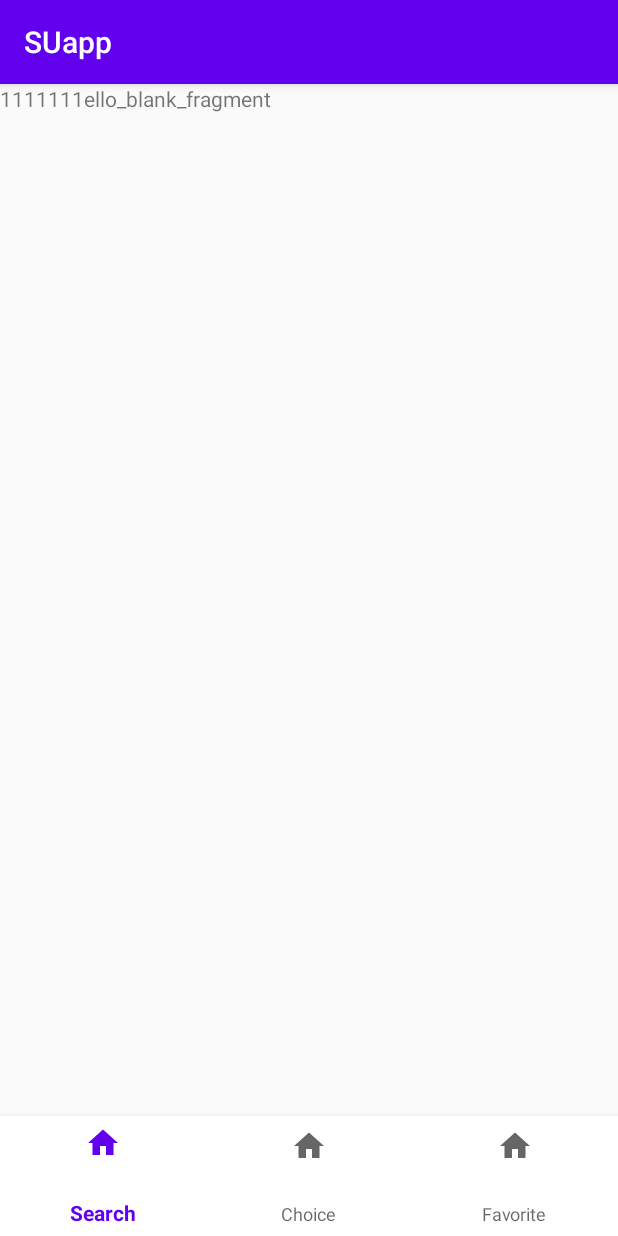
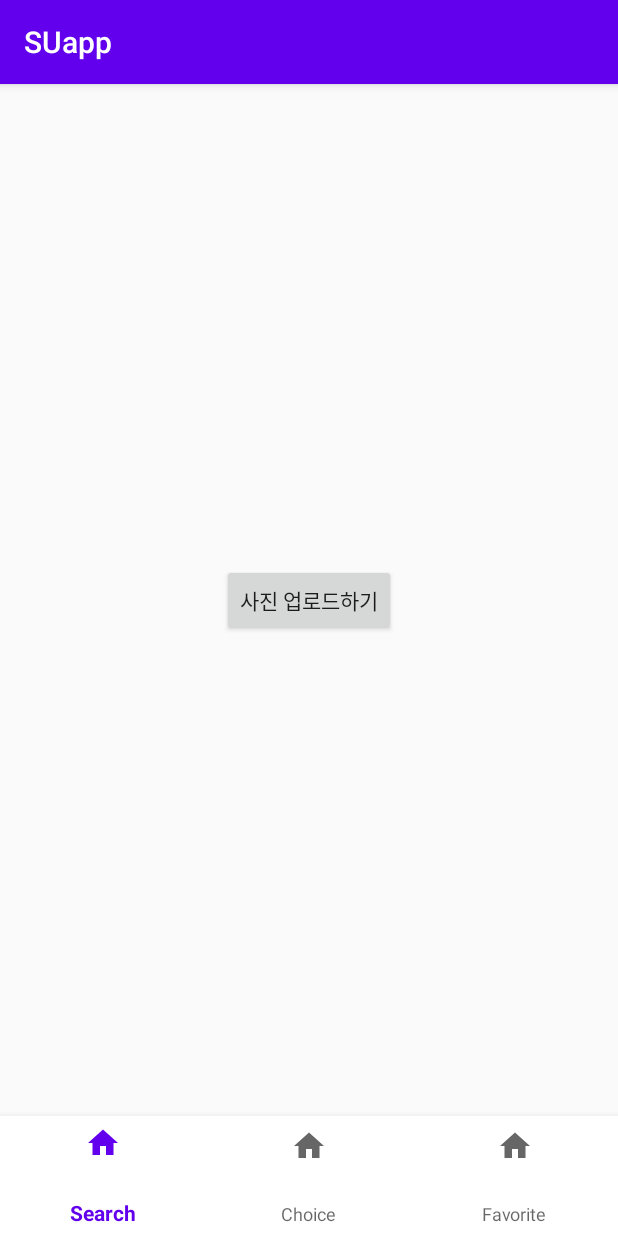
Before and after one commit to chanhee0218/SmartApp, an Android app: the FrameActivity screen opened directly, with no data from a screen before it, on a phone screen of 412 x 824 dp. Run offline under Robolectric (Android 15) with nearby library versions, the phone set to English and light mode, and no system bars; libraries missing offline, so code that uses them is left out: com.yongbeam.y_photopicker, gun0912.tedbottompicker; 2 statements that could not run were skipped.

Commit message:
second commit

```diff
--- a/app/build.gradle
+++ b/app/build.gradle
@@ -28,6 +28,8 @@ dependencies {
     implementation 'androidx.constraintlayout:constraintlayout:2.0.4'
     implementation 'com.google.android.material:material:1.3.0-alpha03'
     implementation 'androidx.legacy:legacy-support-v4:1.0.0'
+    implementation 'gun0912.ted:tedbottompicker:1.0.4'
+    implementation 'com.github.yongbeam:Android-Y-PhotoPicker:1.0.0'
     testImplementation 'junit:junit:4.12'
     androidTestImplementation 'androidx.test.ext:junit:1.1.2'
     androidTestImplementation 'androidx.test.espresso:espresso-core:3.3.0'
--- a/app/src/main/java/com/example/suapp/FirstFragment.java
+++ b/app/src/main/java/com/example/suapp/FirstFragment.java
@@ -9,6 +9,7 @@ import android.view.View;
 import android.view.ViewGroup;
 
 public class FirstFragment extends Fragment {
+
 
 
     public FirstFragment() {
--- a/app/src/main/res/layout/fragment_first.xml
+++ b/app/src/main/res/layout/fragment_first.xml
@@ -3,13 +3,16 @@
     xmlns:tools="http://schemas.android.com/tools"
     android:layout_width="match_parent"
     android:layout_height="match_parent"
+    xmlns:app="http://schemas.android.com/apk/res-auto"
     tools:context=".FirstFragment">
 
     <!-- TODO: Update blank fragment layout -->
-    <TextView
-        android:layout_width="match_parent"
-        android:layout_height="match_parent"
 
-        android:text="1111111ello_blank_fragment" />
+    <Button
+        android:layout_width="wrap_content"
+        android:layout_height="wrap_content"
+        android:layout_gravity="center"
+        android:text="사진 업로드하기"
+        android:id="@+id/fragment_1st"/>
 
 </FrameLayout>
--- a/build.gradle
+++ b/build.gradle
@@ -16,6 +16,7 @@ allprojects {
     repositories {
         google()
         jcenter()
+        maven { url 'https://jitpack.io' }
     }
 }
 
```
Also changed, not shown: app/src/main/AndroidManifest.xml (+9 -0 lines), app/src/main/java/com/example/suapp/FrameActivity.java (+29 -0 lines).
